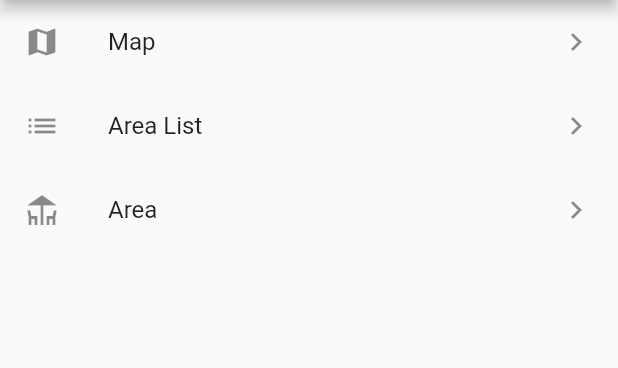
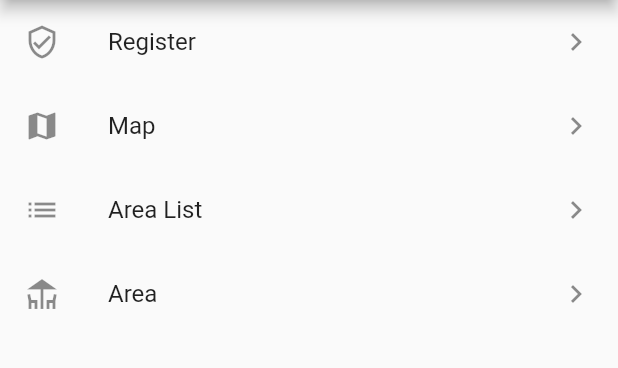
Before and after one commit to wikiclimb/frontend-prototype, a Flutter app: the screen it shows after launch, on a phone screen of 412 x 824 dp, the part 84-452 px from its top. Run offline on Flutter 3.47's test engine with Material 2 defaults, Android fonts, the phone set to English and light mode, and no system bars.

Commit message:
Create registration screen

```diff
--- a/lib/main.dart
+++ b/lib/main.dart
@@ -1,4 +1,5 @@
 import 'package:flutter/material.dart';
+import 'package:prototype/screens/register.dart';
 import 'screens/home.dart';
 
 void main() {
@@ -15,7 +16,12 @@ class App extends StatelessWidget {
       theme: ThemeData(
         primarySwatch: Colors.purple,
       ),
-      home: const HomeScreen(title: 'WikiClimb UI Prototypes'),
+      initialRoute: HomeScreen.id,
+      routes: {
+        HomeScreen.id: (context) =>
+            const HomeScreen(title: 'WikiClimb UI Prototypes'),
+        RegisterScreen.id: (context) => const RegisterScreen(),
+      },
     );
   }
 }
--- a/lib/res/screens.dart
+++ b/lib/res/screens.dart
@@ -1,15 +1,22 @@
 // List all the screens to be displayed on the home page as links.
 import 'package:flutter/material.dart';
+import 'package:prototype/screens/home.dart';
+import 'package:prototype/screens/register.dart';
 
 List<ScreenData> screens = <ScreenData>[
-  ScreenData(title: "Map", iconData: Icons.map),
-  ScreenData(title: "Area List", iconData: Icons.list),
-  ScreenData(title: "Area", iconData: Icons.deck),
+  ScreenData(
+      id: RegisterScreen.id,
+      title: "Register",
+      iconData: Icons.verified_user_outlined),
+  ScreenData(id: HomeScreen.id, title: "Map", iconData: Icons.map),
+  ScreenData(id: HomeScreen.id, title: "Area List", iconData: Icons.list),
+  ScreenData(id: HomeScreen.id, title: "Area", iconData: Icons.deck),
 ];
 
 /// The data to create an item to be displayed on the Home Page list.
 class ScreenData {
-  ScreenData({required this.title, required this.iconData});
+  ScreenData({required this.id, required this.title, required this.iconData});
+  final String id;
   final String title;
   final IconData iconData;
 }
--- a/lib/screens/home.dart
+++ b/lib/screens/home.dart
@@ -3,6 +3,7 @@ import 'package:prototype/widgets/screen_list.dart';
 
 /// HomeScreen is the landing page of the application.
 class HomeScreen extends StatelessWidget {
+  static const String id = '/home';
   const HomeScreen({Key? key, required this.title}) : super(key: key);
   final String title;
 
--- a/lib/widgets/screen_list_item.dart
+++ b/lib/widgets/screen_list_item.dart
@@ -14,7 +14,10 @@ class ScreenListItem extends StatelessWidget {
       title: Text(screen.title),
       trailing: const Icon(Icons.chevron_right),
       onTap: () {
-        // TODO navigate to the page
+        Navigator.pushNamed(
+          context,
+          screen.id,
+        );
       },
     );
   }
```
Also changed, not shown: lib/screens/register.dart (added, +20 -0 lines), 1 other file.
